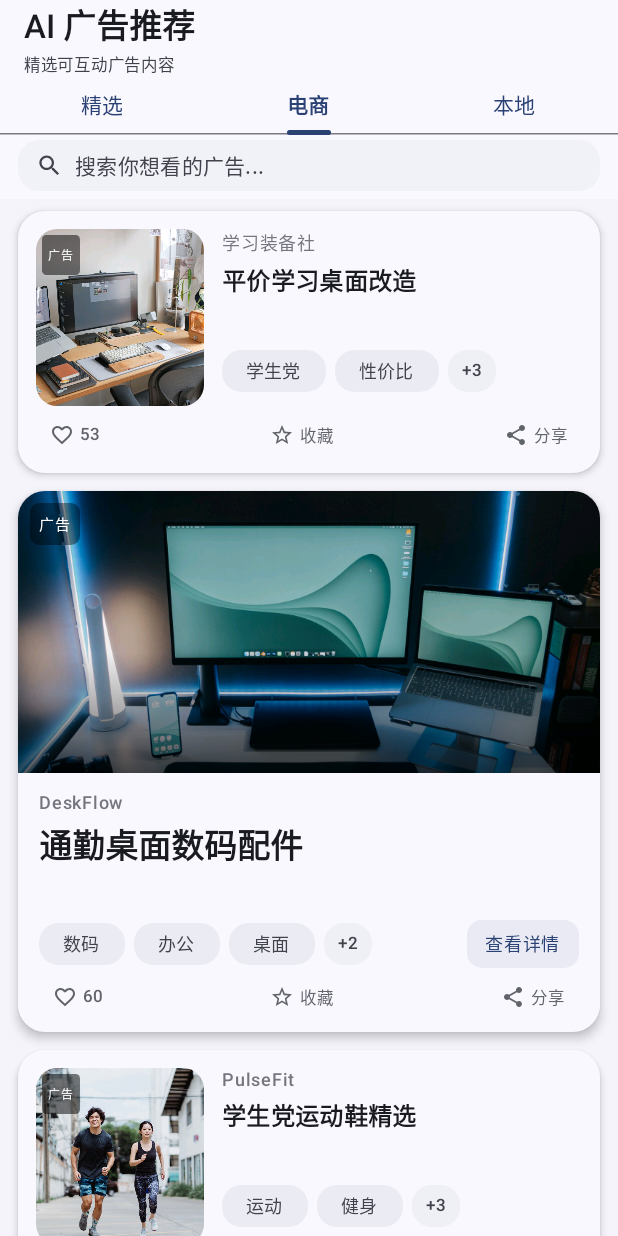
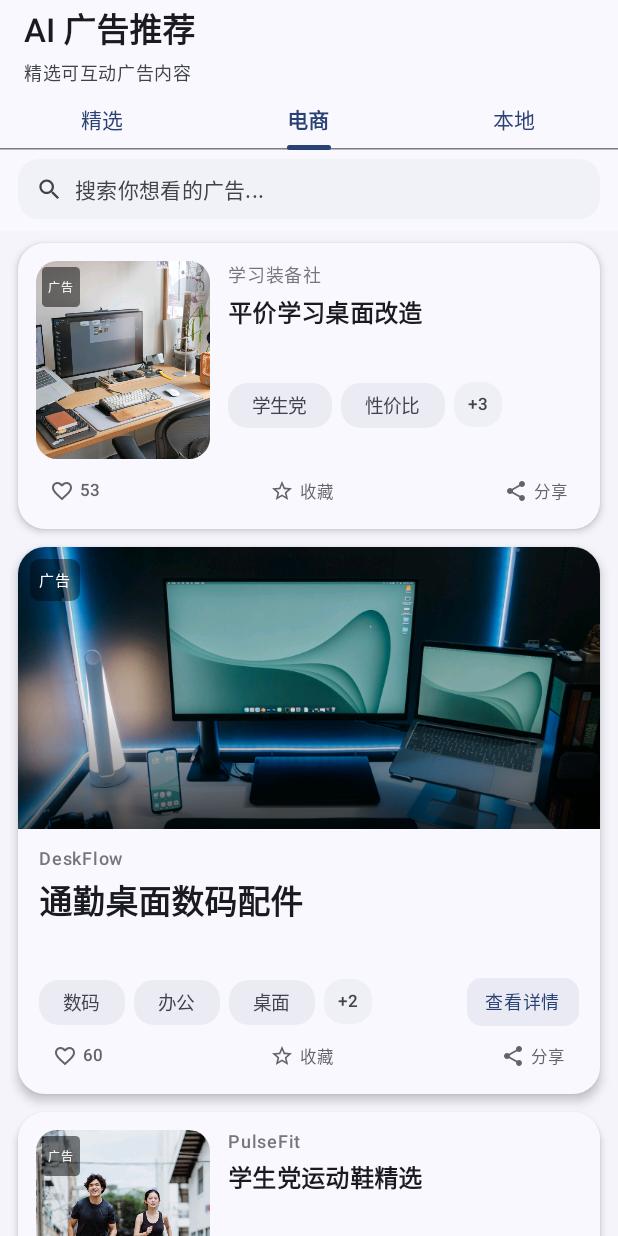
Before and after one commit to yyjeqhc/MyApplication, an Android app built with Jetpack Compose: the screen it shows after launch (MainActivity), tab 2 chosen, on a phone screen of 412 x 824 dp. Run offline under Robolectric (Android 15) with nearby library versions, the light colour scheme and no system bars.

Commit message:
Fix feed and detail UI layout

```diff
--- a/app/src/main/java/com/example/myapplication/ui/feed/AdTagChip.kt
+++ b/app/src/main/java/com/example/myapplication/ui/feed/AdTagChip.kt
@@ -53,13 +53,13 @@ fun AdTagChip(
         label = {
             Text(
                 text = tag,
-                fontSize = 12.sp,
+                fontSize = 12.5.sp,
                 fontWeight = if (selected) FontWeight.SemiBold else FontWeight.Medium,
                 maxLines = 1,
                 overflow = TextOverflow.Ellipsis
             )
         },
-        modifier = modifier.height(28.dp),
+        modifier = modifier.height(30.dp),
         shape = RoundedCornerShape(13.dp),
         colors = AssistChipDefaults.assistChipColors(
             containerColor = if (selected) {
@@ -113,7 +113,7 @@ private fun TagOverflowChip(
 ) {
     Box(
         modifier = modifier
-            .height(28.dp)
+            .height(30.dp)
             .background(
                 color = MaterialTheme.colorScheme.surfaceVariant.copy(alpha = 0.45f),
                 shape = RoundedCornerShape(13.dp)
--- a/app/src/main/java/com/example/myapplication/ui/feed/FeedScreen.kt
+++ b/app/src/main/java/com/example/myapplication/ui/feed/FeedScreen.kt
@@ -259,15 +259,16 @@ fun FeedScreen(
             .fillMaxSize()
             .background(MaterialTheme.colorScheme.surfaceVariant.copy(alpha = 0.22f))
     ) {
-        // 顶部标题栏：压缩高度，强化首页入口感
+        // 顶部标题栏：避开系统状态栏，保持标题、副标题与 Tab 的稳定间距
         Surface(
+            modifier = Modifier.statusBarsPadding(),
             color = MaterialTheme.colorScheme.surface,
             contentColor = MaterialTheme.colorScheme.onSurface
         ) {
             Row(
                 modifier = Modifier
                     .fillMaxWidth()
-                    .height(50.dp)
+                    .height(60.dp)
                     .padding(horizontal = 16.dp),
                 verticalAlignment = Alignment.CenterVertically
             ) {
@@ -277,10 +278,10 @@ fun FeedScreen(
                         style = MaterialTheme.typography.titleLarge,
                         fontWeight = FontWeight.SemiBold
                     )
-                    Spacer(modifier = Modifier.height(1.dp))
+                    Spacer(modifier = Modifier.height(3.dp))
                     Text(
                         text = "精选可互动广告内容",
-                        style = MaterialTheme.typography.labelSmall,
+                        style = MaterialTheme.typography.bodySmall,
                         color = MaterialTheme.colorScheme.onSurfaceVariant
                     )
                 }
@@ -579,6 +580,7 @@ private fun FeedPageContent(
     onRetry: () -> Unit
 ) {
     val context = LocalContext.current
+    val bottomContentPadding = WindowInsets.navigationBars.asPaddingValues().calculateBottomPadding() + 24.dp
 
     when (listStateStatus) {
         is FeedListState.Loading -> {
@@ -614,7 +616,7 @@ private fun FeedPageContent(
                         start = 12.dp,
                         top = 8.dp,
                         end = 12.dp,
-                        bottom = 18.dp
+                        bottom = bottomContentPadding
                     ),
                     verticalArrangement = Arrangement.spacedBy(12.dp)
                 ) {
@@ -712,7 +714,7 @@ private fun SearchEntry(
         modifier = Modifier
             .fillMaxWidth()
             .background(MaterialTheme.colorScheme.surface)
-            .padding(start = 12.dp, end = 12.dp, top = 3.dp, bottom = 5.dp)
+            .padding(start = 12.dp, end = 12.dp, top = 6.dp, bottom = 8.dp)
             .clickable(onClick = onClick),
         shape = RoundedCornerShape(14.dp),
         color = MaterialTheme.colorScheme.surfaceVariant.copy(alpha = 0.36f),
@@ -720,7 +722,7 @@ private fun SearchEntry(
     ) {
         Row(
             modifier = Modifier
-                .height(34.dp)
+                .height(40.dp)
                 .padding(horizontal = 12.dp),
             verticalAlignment = Alignment.CenterVertically
         ) {
--- a/app/src/main/java/com/example/myapplication/ui/feed/LargeImageAdCard.kt
+++ b/app/src/main/java/com/example/myapplication/ui/feed/LargeImageAdCard.kt
@@ -143,7 +143,7 @@ fun LargeImageAdCard(
 
             // 内容区域
             Column(
-                modifier = Modifier.padding(start = 14.dp, top = 12.dp, end = 14.dp, bottom = 10.dp)
+                modifier = Modifier.padding(start = 14.dp, top = 12.dp, end = 14.dp, bottom = 12.dp)
             ) {
                 // 品牌名称
                 if (ad.brandName.isNotEmpty()) {
--- a/app/src/main/java/com/example/myapplication/ui/feed/SmallImageAdCard.kt
+++ b/app/src/main/java/com/example/myapplication/ui/feed/SmallImageAdCard.kt
@@ -81,8 +81,8 @@ fun SmallImageAdCard(
                 // 左侧小图媒体
                 Box(
                     modifier = Modifier
-                        .width(112.dp)
-                        .height(118.dp)
+                        .width(116.dp)
+                        .height(132.dp)
                         .clip(RoundedCornerShape(14.dp)),
                     contentAlignment = Alignment.Center
                 ) {
@@ -180,7 +180,7 @@ fun SmallImageAdCard(
                 }
             }
 
-            Spacer(modifier = Modifier.height(6.dp))
+            Spacer(modifier = Modifier.height(8.dp))
 
             // 互动按钮
             Row(
--- a/app/src/main/java/com/example/myapplication/ui/feed/VideoAdCard.kt
+++ b/app/src/main/java/com/example/myapplication/ui/feed/VideoAdCard.kt
@@ -305,7 +305,7 @@ fun VideoAdCard(
 
             // 内容区域
             Column(
-                modifier = Modifier.padding(start = 14.dp, top = 12.dp, end = 14.dp, bottom = 10.dp)
+                modifier = Modifier.padding(start = 14.dp, top = 12.dp, end = 14.dp, bottom = 12.dp)
             ) {
                 // 品牌名称
                 if (ad.brandName.isNotEmpty()) {
```
Also changed, not shown: app/src/main/java/com/example/myapplication/ui/detail/AdDetailScreen.kt (+69 -138 lines).
